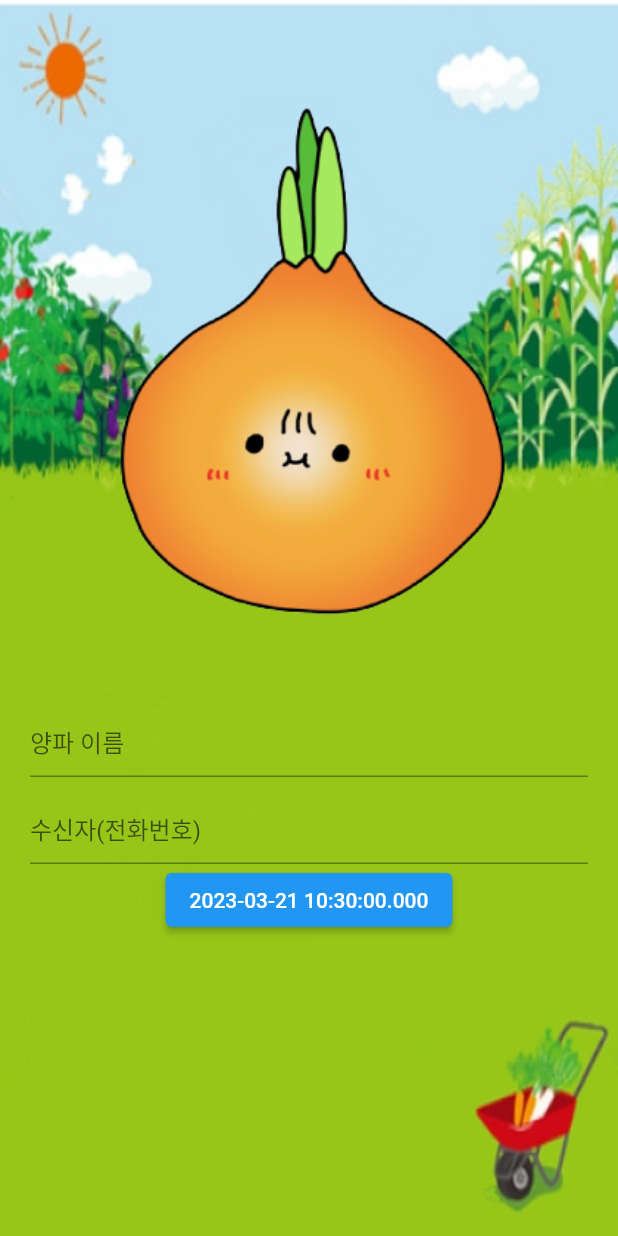
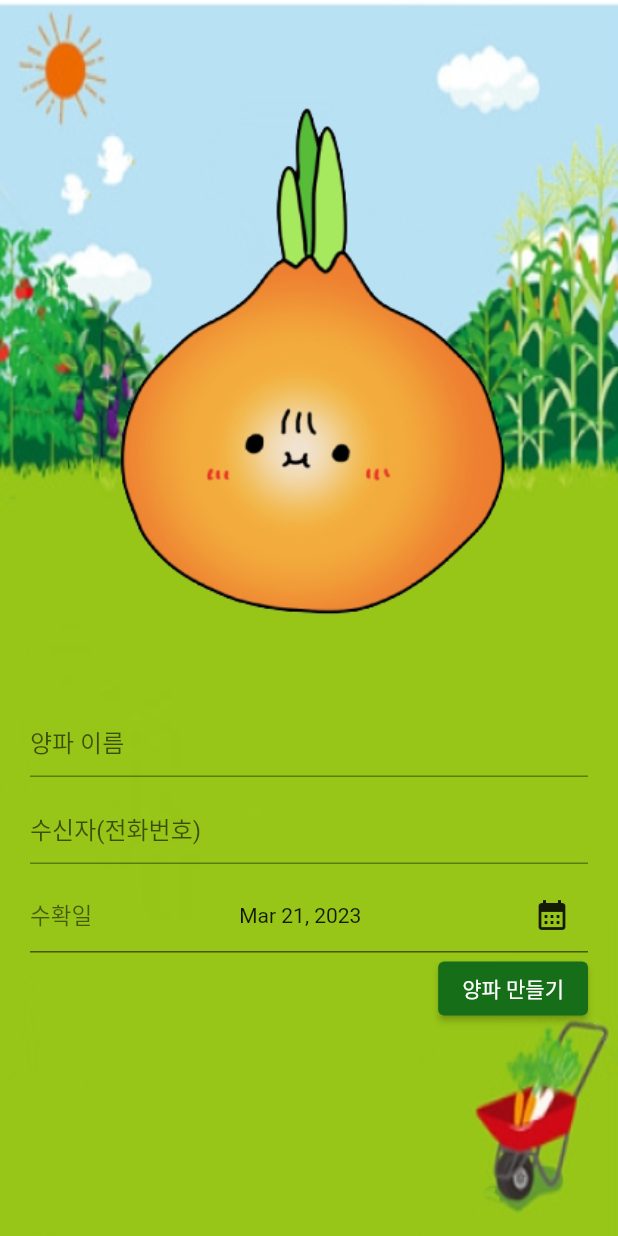
Before and after one commit to sungwookoo/Peeling-Onion, a Flutter app: the OnionCreate screen opened directly, on a phone screen of 412 x 824 dp. Run offline on Flutter 3.47's test engine with Material 2 defaults, Android fonts, the light colour scheme and no system bars.

Commit message:
feat : 양파 생성 화면 기초 레이아웃 작업

```diff
--- a/lib/screens/home_onion_create_screen.dart
+++ b/lib/screens/home_onion_create_screen.dart
@@ -1,4 +1,5 @@
 import 'package:flutter/material.dart';
+import 'package:intl/intl.dart';
 
 class OnionCreate extends StatefulWidget {
   const OnionCreate({super.key});
@@ -8,7 +9,7 @@ class OnionCreate extends StatefulWidget {
 }
 
 class _OnionCreateState extends State<OnionCreate> {
-  DateTime date = DateTime.now();
+  String date = DateFormat.yMMMd().format(DateTime.now());
 
   @override
   Widget build(BuildContext context) {
@@ -17,6 +18,10 @@ class _OnionCreateState extends State<OnionCreate> {
         image: DecorationImage(
             image: AssetImage('assets/images/backfarm.png'), fit: BoxFit.fill),
       ),
+      child: GestureDetector(
+        onTap: () {
+          FocusManager.instance.primaryFocus?.unfocus();
+        },
         child: Scaffold(
           resizeToAvoidBottomInset: true,
           backgroundColor: Colors.transparent,
@@ -54,22 +59,71 @@ class _OnionCreateState extends State<OnionCreate> {
                           hintText: '수신자(전화번호)',
                         ),
                       ),
-                    ElevatedButton(
+                      const SizedBox(
+                        height: 10,
+                      ),
+                      Container(
+                        decoration: const BoxDecoration(
+                            border: Border(
+                                bottom: BorderSide(color: Colors.black54))),
+                        child: Row(
+                          mainAxisAlignment: MainAxisAlignment.spaceBetween,
+                          children: [
+                            const Text(
+                              '수확일',
+                              style: TextStyle(
+                                fontSize: 15,
+                                color: Colors.black54,
+                              ),
+                            ),
+                            const SizedBox(
+                              width: 10,
+                            ),
+                            Text(date),
+                            const SizedBox(
+                              width: 15,
+                            ),
+                            IconButton(
                               onPressed: () async {
                                 final selectedDate = await showDatePicker(
                                   context: context,
-                          initialDate: date,
+                                  initialDate: DateTime.now(),
                                   firstDate: DateTime.now(),
                                   lastDate: DateTime(2050),
+                                  builder: (context, child) {
+                                    return Theme(
+                                        data: Theme.of(context).copyWith(
+                                            colorScheme:
+                                                const ColorScheme.light(
+                                          primary:
+                                              Color.fromARGB(255, 33, 206, 122),
+                                        )),
+                                        child: child!);
+                                  },
                                 );
                                 if (selectedDate != null) {
                                   setState(() {
-                            date = selectedDate;
+                                    date =
+                                        DateFormat.yMMMd().format(selectedDate);
                                   });
                                 }
                               },
-                      child: Text('$date'),
-                    )
+                              icon: const Icon(Icons.calendar_month),
+                            ),
+                          ],
+                        ),
+                      ),
+                      Align(
+                        alignment: Alignment.centerRight,
+                        child: ElevatedButton(
+                          style: ElevatedButton.styleFrom(
+                            backgroundColor:
+                                const Color.fromARGB(255, 22, 110, 24),
+                          ),
+                          onPressed: () {},
+                          child: const Text('양파 만들기'),
+                        ),
+                      ),
                     ],
                   ),
                 )
@@ -77,6 +131,7 @@ class _OnionCreateState extends State<OnionCreate> {
             ),
           ),
         ),
+      ),
     );
   }
 }
--- a/pubspec.yaml
+++ b/pubspec.yaml
@@ -34,6 +34,7 @@ dependencies:
   # The following adds the Cupertino Icons font to your application.
   # Use with the CupertinoIcons class for iOS style icons.
   cupertino_icons: ^1.0.2
+  intl: ^0.17.0
 
 dev_dependencies:
   flutter_test:
```
Also changed, not shown: lib/screens/record_screens/record_screen.dart (added), pubspec.lock, 6 other files. Lines whose indentation alone changed are shown as unchanged.
